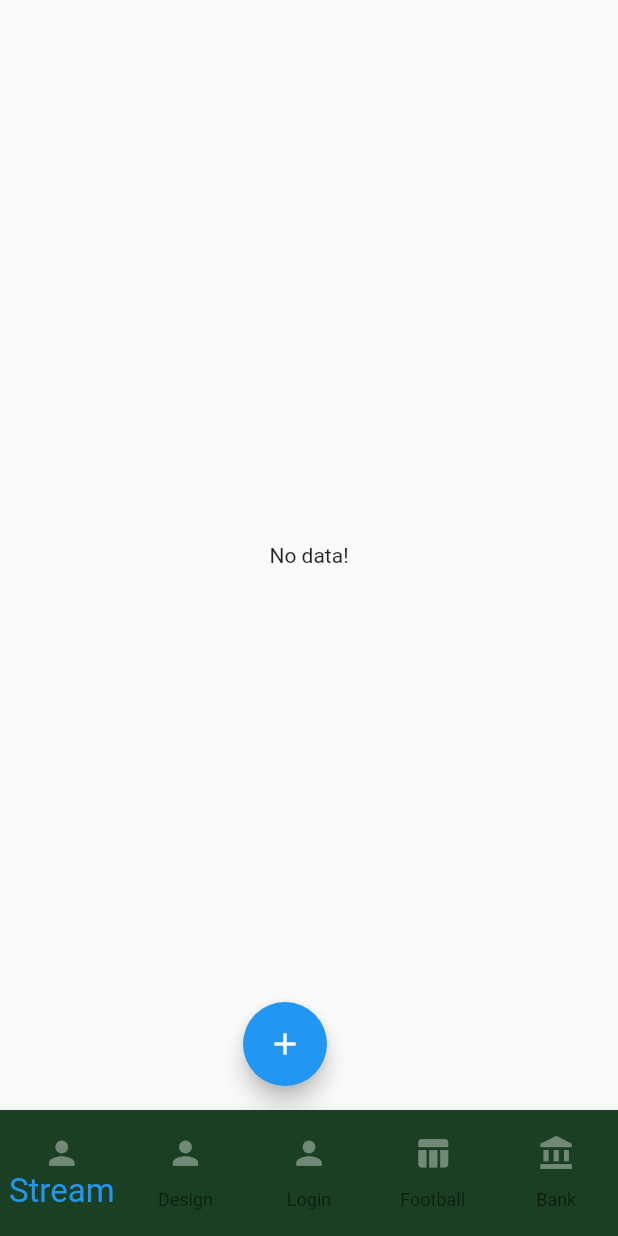
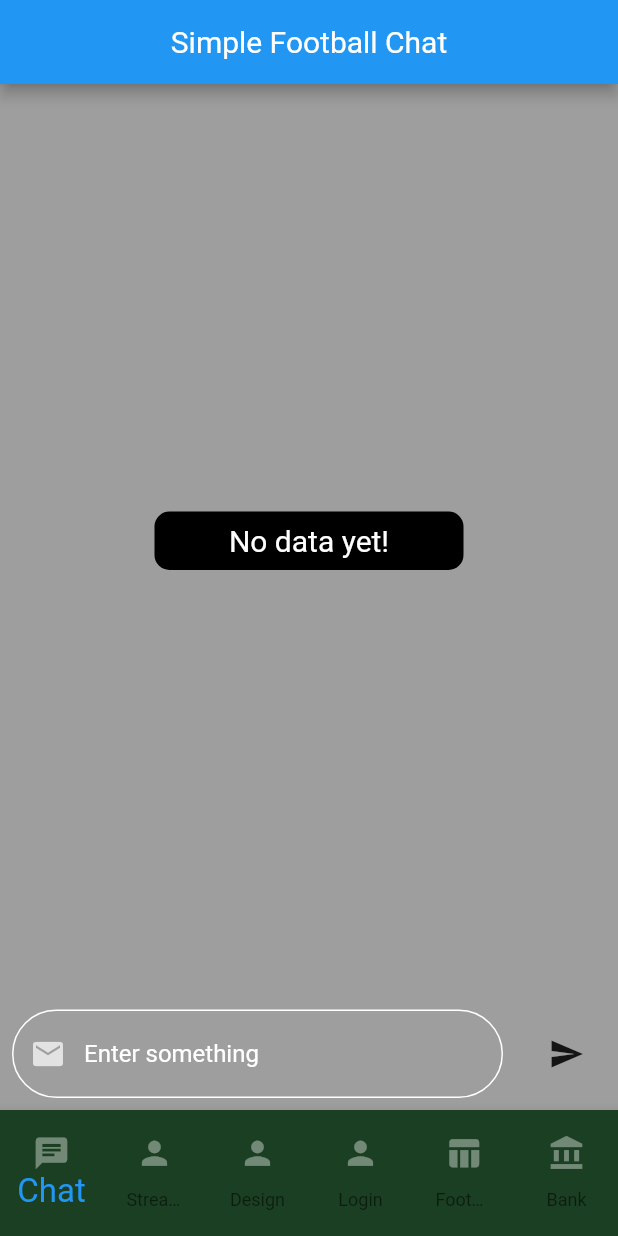
Before and after one commit to deveyloper/simple_football, a Flutter app: the screen it shows after launch, on a phone screen of 412 x 824 dp. Run offline on Flutter 3.47's test engine with Material 2 defaults, Android fonts, the phone set to English and light mode, and no system bars; our stand-ins replace cloud_firestore; missing offline and left inert: global_configuration; accounts and stored records are empty.

```diff
--- a/lib/main.dart
+++ b/lib/main.dart
@@ -3,6 +3,7 @@ import 'package:flutter/material.dart';
 import 'package:flutter/widgets.dart';
 import 'package:global_configuration/global_configuration.dart';
 import 'package:simple_football/pages/bank_page.dart';
+import 'package:simple_football/pages/chat_page.dart';
 import 'package:simple_football/pages/design_page.dart';
 import 'package:simple_football/pages/login_page.dart';
 import 'package:simple_football/pages/stream_page.dart';
@@ -28,7 +29,6 @@ class _MyAppState extends State<MyApp> {
   }
 
   void bottomTapped(int index) {
-    int distance = (index - bottomTapIndex).abs();
     setState(() {
       bottomTapIndex = index;
       controller.animateToPage(index,
@@ -63,6 +63,7 @@ class _MyAppState extends State<MyApp> {
   PageView _getPageView() {
     return PageView(
       children: <Widget>[
+        ChatPage(),
         StreamPage(),
         DesignPage(),
         LoginPage(),
@@ -79,7 +80,7 @@ class _MyAppState extends State<MyApp> {
 
   BottomNavigationBar _getBottomNavigationBar() {
     return BottomNavigationBar(
-      type: BottomNavigationBarType.fixed,
+        type: BottomNavigationBarType.fixed,
         backgroundColor: Color(0xFF1B3F22),
         selectedLabelStyle: TextStyle(color: Colors.black, fontSize: 22),
         selectedIconTheme: IconThemeData(color: Colors.yellow, size: 35),
@@ -89,6 +90,13 @@ class _MyAppState extends State<MyApp> {
         },
         currentIndex: bottomTapIndex,
         items: [
+          BottomNavigationBarItem(
+            icon: Icon(Icons.chat, color: Colors.white38, size: 25),
+            title: Text(
+              'Chat',
+              style: TextStyle(color: Colors.white38, fontSize: 15),
+            ),
+          ),
           BottomNavigationBarItem(
             icon: Icon(Icons.person, color: Colors.white38, size: 25),
             title: Text(
--- /dev/null
+++ b/lib/models/chat_message.dart
@@ -0,0 +1,12 @@
+class ChatMessage {
+  String from;
+  String text;
+
+  ChatMessage({this.from, this.text});
+
+  Map<String, dynamic> toJson() => {
+        'from': from,
+        'text': text,
+        'timespan': DateTime.now().millisecondsSinceEpoch
+      };
+}
--- /dev/null
+++ b/lib/pages/chat_page.dart
@@ -0,0 +1,156 @@
+import 'package:flutter/material.dart';
+import 'package:simple_football/Helpers/firestore_helper.dart';
+import 'package:simple_football/models/chat_message.dart';
+
+class ChatPage extends StatefulWidget {
+  @override
+  _ChatPageState createState() => _ChatPageState();
+}
+
+class _ChatPageState extends State<ChatPage> {
+  final _chatMessageTextController = TextEditingController();
+  final _chatListController = ScrollController();
+  final dataKey = new GlobalKey();
+
+  @override
+  Widget build(BuildContext context) {
+    return Scaffold(
+      appBar: AppBar(
+        title: Center(
+          child: Text('Simple Football Chat'),
+        ),
+      ),
+      body: Container(
+        decoration: BoxDecoration(color: Colors.grey),
+        child: Column(
+          children: <Widget>[
+            Expanded(
+              child: StreamBuilder(
+                stream: FirestoreHelper().getCollectionStream('chats'),
+                builder: ((context, snapshot) {
+                  if (!snapshot.hasError &&
+                      snapshot.hasData &&
+                      snapshot.data.documents.length > 0) {
+                    return ListView.builder(
+                      controller: _chatListController,
+                      itemCount: snapshot.data.documents.length + 1,
+                      itemBuilder: ((builder, index) {
+                        if (index >= snapshot.data.documents.length) {
+                          _chatListController.jumpTo(
+                              _chatListController.position.maxScrollExtent);
+                          return SizedBox(
+                            height: 50,
+                            child: Divider(
+                              color: Colors.transparent,
+                            ),
+                          );
+                        }
+                        return Padding(
+                          padding: const EdgeInsets.all(8.0),
+                          child: Row(
+                            children: <Widget>[
+                              Expanded(
+                                child: Row(
+                                  children: <Widget>[
+                                    Expanded(
+                                      child: Container(
+                                          child: Text(snapshot.data
+                                              .documents[index].data['from'])),
+                                    ),
+                                    Expanded(
+                                      flex: 5,
+                                      child: Container(
+                                          decoration: BoxDecoration(
+                                              color: Colors.blue,
+                                              borderRadius: BorderRadius.only(
+                                                  bottomLeft:
+                                                      Radius.circular(10))),
+                                          child: Padding(
+                                            padding: const EdgeInsets.all(10.0),
+                                            child: Text(
+                                              snapshot.data.documents[index]
+                                                  .data['text'],
+                                              textAlign: TextAlign.end,
+                                            ),
+                                          )),
+                                    ),
+                                  ],
+                                ),
+                              )
+                            ],
+                          ),
+                        );
+                      }),
+                    );
+                  } else {
+                    return Center(
+                      child: Container(
+                          key: dataKey,
+                          decoration: BoxDecoration(
+                              color: Colors.black,
+                              borderRadius: BorderRadius.circular(10)),
+                          width: MediaQuery.of(context).size.width / 2,
+                          child: Padding(
+                            padding: const EdgeInsets.all(8.0),
+                            child: Text(
+                              'No data yet!',
+                              textAlign: TextAlign.center,
+                              style:
+                                  TextStyle(color: Colors.white, fontSize: 20),
+                            ),
+                          )),
+                    );
+                  }
+                }),
+              ),
+            ),
+            Row(
+              children: <Widget>[
+                Flexible(
+                  flex: 5,
+                  child: Padding(
+                    padding: const EdgeInsets.all(8.0),
+                    child: TextField(
+                      enabled: true,
+                      controller: _chatMessageTextController,
+                      decoration: InputDecoration(
+                          border: InputBorder.none,
+                          prefixIcon: Icon(
+                            Icons.mail,
+                            color: Colors.white70,
+                          ),
+                          filled: true,
+                          fillColor: Colors.transparent,
+                          hintText: 'Enter something',
+                          hintStyle: TextStyle(color: Colors.white),
+                          enabledBorder: OutlineInputBorder(
+                            borderSide:
+                                BorderSide(color: Colors.white, width: 1),
+                            borderRadius: BorderRadius.circular(50),
+                          )),
+                      autofocus: false,
+                    ),
+                  ),
+                ),
+                Flexible(
+                  child: FlatButton(
+                    onPressed: () async {
+                      FirestoreHelper().addChat(ChatMessage(
+                          from: 'fatih',
+                          text: _chatMessageTextController.value.text));
+                      _chatMessageTextController.clear();
+                      FocusScope.of(context).requestFocus(FocusNode());
+                      _chatListController
+                          .jumpTo(_chatListController.position.maxScrollExtent);
+                    },
+                    child: Icon(Icons.send),
+                  ),
+                ),
+              ],
+            ),
+          ],
+        ),
+      ),
+    );
+  }
+}
```
Also changed, not shown: lib/Helpers/firestore_helper.dart (+6 -1 lines), 6 other files.
